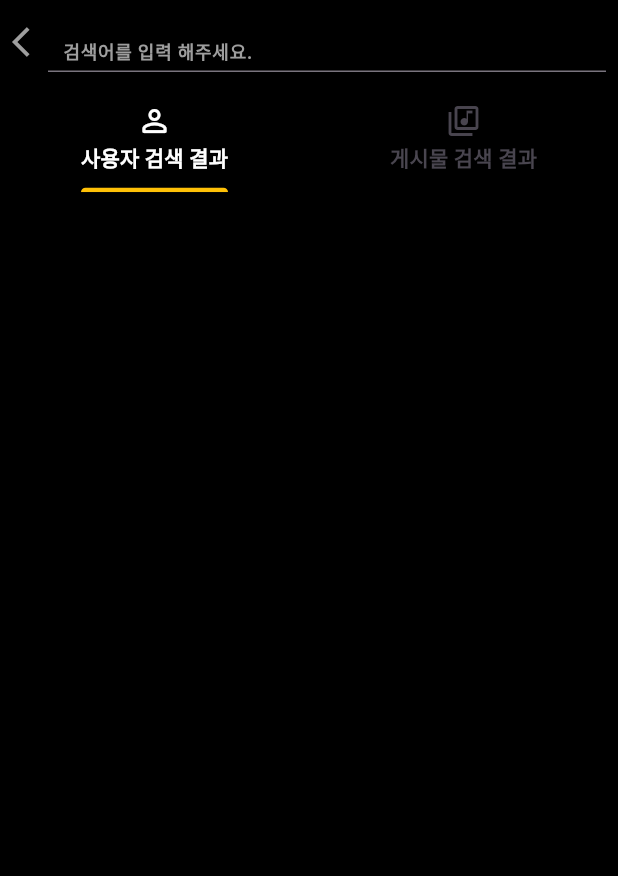
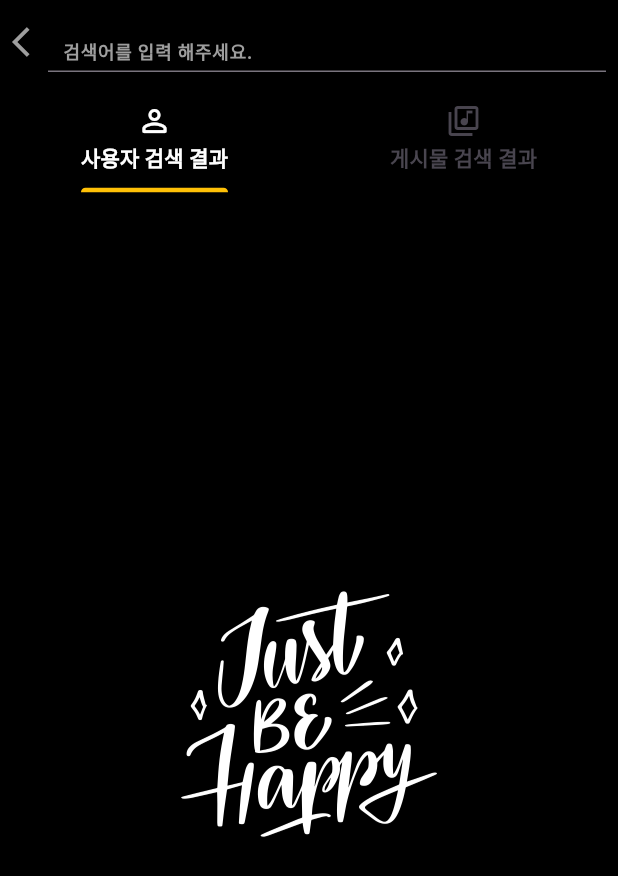
Before and after one commit to Astrum93/Flutter_Music_Is_Life, a Flutter app: the SearchFragment screen opened directly, on a phone screen of 412 x 824 dp. Shown: the top 876 px of the screen. Run offline on Flutter 3.47's test engine with Material 3 defaults, Android fonts, the phone set to English and light mode, and no system bars; our stand-ins replace cloud_firestore, dotted_border, firebase_auth, firebase_core, firebase_messaging, firebase_storage and 4 more; missing offline and left inert: beautiful_soup_dart; accounts and stored records are empty; generated files the repository leaves out were written again.

Commit message:
240402 TabBarView에 Obx를 추가하여 상태 변경을 감지하게 수정

```diff
--- a/lib/main/tab/search/screen/search_tab_bar.dart
+++ b/lib/main/tab/search/screen/search_tab_bar.dart
@@ -2,6 +2,7 @@ import 'package:MusicIsLife/main/tab/search/data/search_data.dart';
 import 'package:MusicIsLife/main/tab/search/screen/search_result_contents_screen.dart';
 import 'package:MusicIsLife/main/tab/search/screen/search_result_user_info_screen.dart';
 import 'package:flutter/material.dart';
+import 'package:get/get.dart';
 
 class SearchTabBarView extends StatelessWidget {
   const SearchTabBarView({
@@ -15,24 +16,30 @@ class SearchTabBarView extends StatelessWidget {
 
   @override
   Widget build(BuildContext context) {
-    return TabBarView(
+    return Obx(
+      () => TabBarView(
         controller: tabController,
         children: [
           searchData.userInfo.isEmpty
-            ? Container(
-                color: Colors.black,
-                width: MediaQuery.of(context).size.width,
-                height: 50,
+              ? Center(
+                  child: Image.asset(
+                    'assets/icon/just_be_happy.png',
+                    color: Colors.white,
+                    scale: 3,
+                  ),
                 )
               : SearchResultUserInfo(),
           searchData.contents.isEmpty
-            ? Container(
-                color: Colors.black,
-                width: MediaQuery.of(context).size.width,
-                height: 50,
+              ? Center(
+                  child: Image.asset(
+                    'assets/icon/just_be_happy.png',
+                    color: Colors.white,
+                    scale: 3,
+                  ),
                 )
               : SearchResultContents(),
         ],
+      ),
     );
   }
 }
```
Lines whose indentation alone changed are shown as unchanged.
